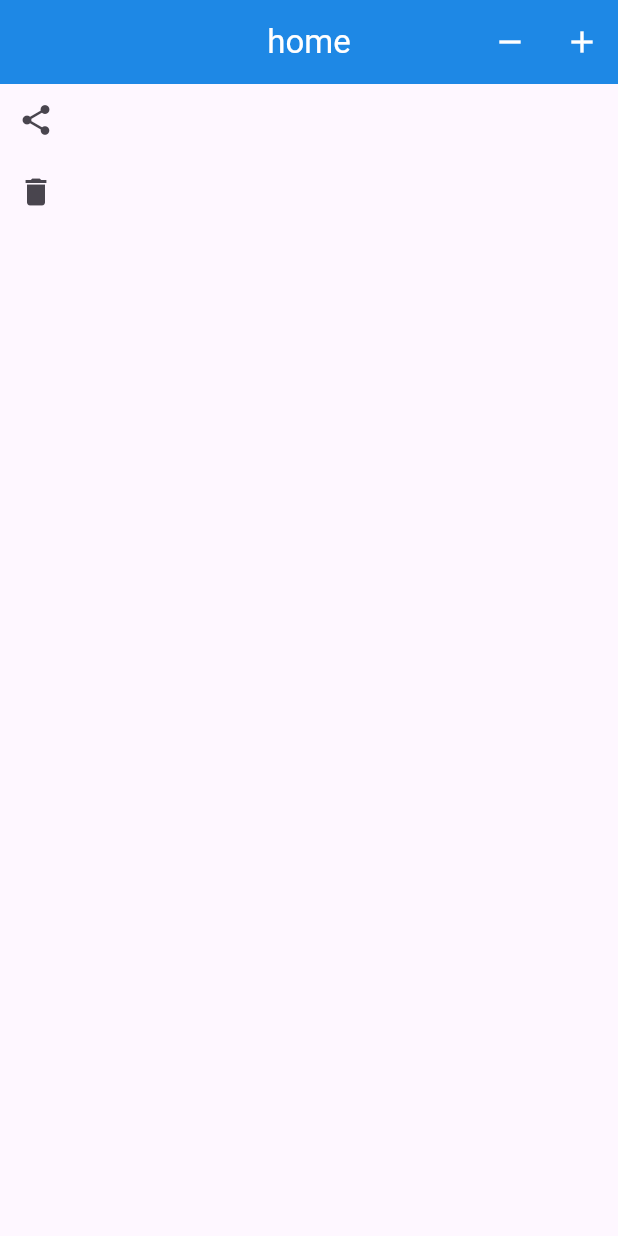
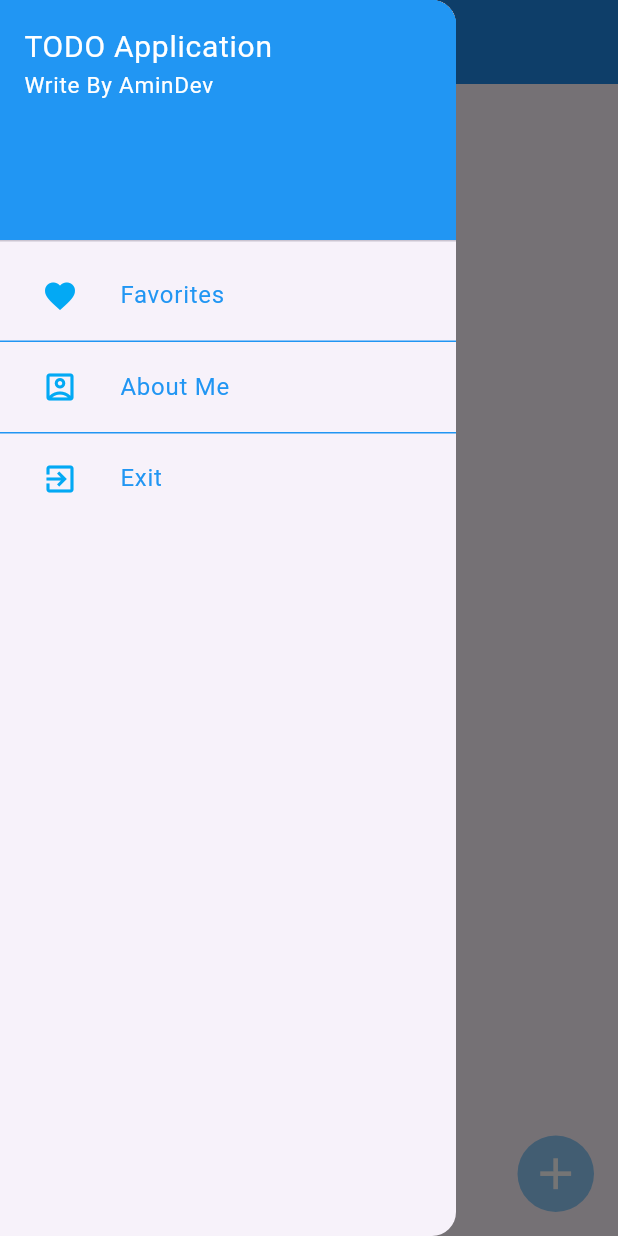
Before and after one commit to oktayAmin/getx_sqflite, a Flutter app: the screen it shows after launch, with the side drawer open (before the commit the screen has no drawer), on a phone screen of 412 x 824 dp. Run offline on Flutter 3.47's test engine with Material 3 defaults, Android fonts, the phone set to English and light mode, and no system bars; our stand-ins replace get, sqflite; accounts and stored records are empty.

Commit message:
list and add to list

```diff
--- a/lib/main.dart
+++ b/lib/main.dart
@@ -14,25 +14,15 @@ class MyApp extends StatelessWidget {
   Widget build(BuildContext context) {
     return GetMaterialApp(
         title: 'Flutter Demo',
-        theme: ThemeData(
-          // This is the theme of your application.
-          //
-          // TRY THIS: Try running your application with "flutter run". You'll see
-          // the application has a purple toolbar. Then, without quitting the app,
-          // try changing the seedColor in the colorScheme below to Colors.green
-          // and then invoke "hot reload" (save your changes or press the "hot
-          // reload" button in a Flutter-supported IDE, or press "r" if you used
-          // the command line to start the app).
-          //
-          // Notice that the counter didn't reset back to zero; the application
-          // state is not lost during the reload. To reset the state, use hot
-          // restart instead.
-          //
-          // This works for code too, not just values: Most code changes can be
-          // tested with just a hot reload.
-          colorScheme: ColorScheme.fromSeed(seedColor: Colors.deepPurple),
+        color: Colors.white,
+        theme: ThemeData.light(
           useMaterial3: true,
         ),
+        darkTheme: ThemeData.light(
+          useMaterial3: true,
+        ),
+        // textDirection: TextDirection.rtl,
+        themeMode: ThemeMode.dark,
         home: HomeScreen());
   }
 }
--- a/lib/view/screens/home_screen.dart
+++ b/lib/view/screens/home_screen.dart
@@ -1,56 +1,155 @@
 import 'package:flutter/material.dart';
+import 'package:flutter/services.dart';
 import 'package:flutter_getx_sqlite/controller/controller.dart';
+import 'package:flutter_getx_sqlite/view/screens/about_screen.dart';
+import 'package:flutter_getx_sqlite/view/screens/add_todo.dart';
+import 'package:flutter_getx_sqlite/view/widgets/item_todo.dart';
 import 'package:get/get.dart';
 
 class HomeScreen extends StatelessWidget {
   HomeScreen({super.key});
   final controller = Get.put(SqlController());
+  static const int _pressedColorBlue = 0xFF90CAF9;
+  static const int _pressedColorWhite = 0xFFFFFFFF;
 
   @override
   Widget build(BuildContext context) {
     return Scaffold(
-      appBar: AppBar(
-        actions: [
-          IconButton(
-            onPressed: () {
-              controller.deleteTheDatabase();
-            },
-            icon: Icon(
-              color: Colors.white,
-              Icons.remove,
+      drawer: Drawer(
+        elevation: 1,
+        child: ListView(
+          // Important: Remove any padding from the ListView.
+          padding: EdgeInsets.zero,
+          children: [
+            const DrawerHeader(
+              decoration: BoxDecoration(
+                color: Colors.blue,
+              ),
+              child: Column(
+                crossAxisAlignment: CrossAxisAlignment.start,
+                children: [
+                  Text(
+                    'TODO Application',
+                    style: TextStyle(color: Colors.white, fontSize: 20.0),
+                  ),
+                  Text(
+                    'Write By AminDev',
+                    style: TextStyle(color: Colors.white, fontSize: 15.0),
+                  ),
+                ],
               ),
             ),
-          IconButton(
+            Column(
+              children: [
+                ListTile(
+                  leading: IconButton(
                       onPressed: () {
-              controller.insertData();
+                        //
                       },
-            icon: Icon(
-              color: Colors.white,
-              Icons.add,
+                      icon: Icon(Icons.favorite),
+                      color: Colors.lightBlue),
+                  title: const Text(
+                      style: TextStyle(color: Colors.blue), 'Favorites'),
+                  onTap: () {
+                    // Update the state of the app.
+                    // ...
+                  },
+                ),
+                SizedBox(
+                  child: const Divider(
+                    height: 5.0,
+                    endIndent: 0,
+                    color: Colors.blue,
                   ),
                 ),
+                ListTile(
+                  leading: IconButton(
+                      onPressed: () {
+                        //
+                      },
+                      icon: Icon(Icons.account_box_outlined),
+                      color: Colors.lightBlue),
+                  title: const Text(
+                      style: TextStyle(color: Colors.blue), 'About Me'),
+                  onTap: () {
+                    Get.to(() => AboutMe());
+                  },
+                ),
+                SizedBox(
+                  child: const Divider(
+                    height: 5.0,
+                    endIndent: 0,
+                    color: Colors.blue,
+                  ),
+                ),
+                ListTile(
+                  leading: IconButton(
+                      onPressed: () {
+                        //
+                      },
+                      icon: Icon(Icons.exit_to_app),
+                      color: Colors.lightBlue),
+                  title:
+                      const Text(style: TextStyle(color: Colors.blue), 'Exit'),
+                  onTap: () {
+                    // Update the state of the app.
+                    SystemNavigator.pop();
+                    // ...
+                  },
+                ),
               ],
-        title: Text('home', style: TextStyle(color: Colors.white)),
+            ),
+          ],
+        ),
+      ),
+      appBar: AppBar(
+        iconTheme: const IconThemeData(
+          size: 25, //change size on your need
+          color: Colors.white, //change color on your need
+        ),
+        // actions: [
+        //   IconButton(
+        //     onPressed: () {
+        //       controller.deleteTheDatabase();
+        //     },
+        //     icon: Icon(
+        //       color: Colors.white,
+        //       Icons.remove,
+        //     ),
+        //   ),
+        //   IconButton(
+        //     onPressed: () {
+        //       controller.insertData();
+        //     },
+        //     icon: Icon(
+        //       color: Colors.white,
+        //       Icons.add,
+        //     ),
+        //   ),
+        // ],
+        title: Text('TODO', style: TextStyle(color: Colors.white)),
         backgroundColor: Colors.blue[600],
         centerTitle: true,
       ),
-      body: Column(
-        children: [
-          IconButton(
+      body: GetBuilder<SqlController>(
+        builder: (controller) => ListView.builder(
+            itemCount: controller.lists.length,
+            itemBuilder: (context, index) =>
+                ItemTodo(controller: controller, index: index)),
+      ),
+      floatingActionButton: IconButton(
         onPressed: () {
-              //
-              controller.updateData();
+          Get.to(() => AddTodo());
         },
-            icon: Icon(Icons.share),
+        icon: Icon(Icons.add),
+        style: ButtonStyle(
+          iconSize: MaterialStateProperty.all(35.0),
+          iconColor: MaterialStateColor.resolveWith(
+              (states) => Color(_pressedColorWhite)),
+          backgroundColor: MaterialStateColor.resolveWith(
+            (states) => Color(_pressedColorBlue),
           ),
-          IconButton(
-            onPressed: () {
-              //
-              controller.deleteData();
-            },
-            icon: Icon(Icons.delete),
         ),
-        ],
       ),
     );
   }
```
Also changed, not shown: lib/controller/controller.dart (+20 -3 lines), lib/view/screens/about_screen.dart (added, +53 -0 lines), lib/view/screens/add_todo.dart (added, +118 -0 lines), lib/view/widgets/item_todo.dart (added, +59 -0 lines). Lines whose indentation alone changed are shown as unchanged.
